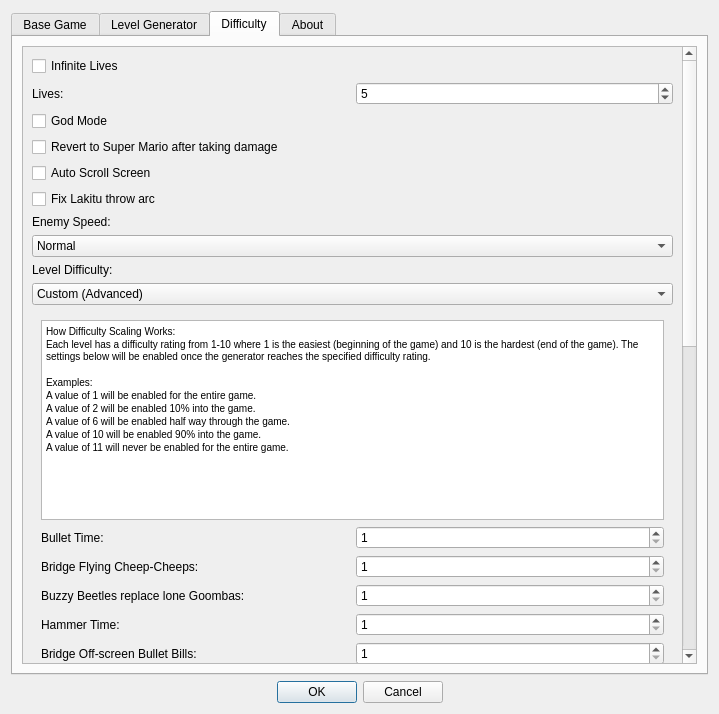
Qt form SMB1/SMB1_Compliance_To_SMB1/Configure_Settings_Form.ui (Coolcord/Level-Headed) before a commit.
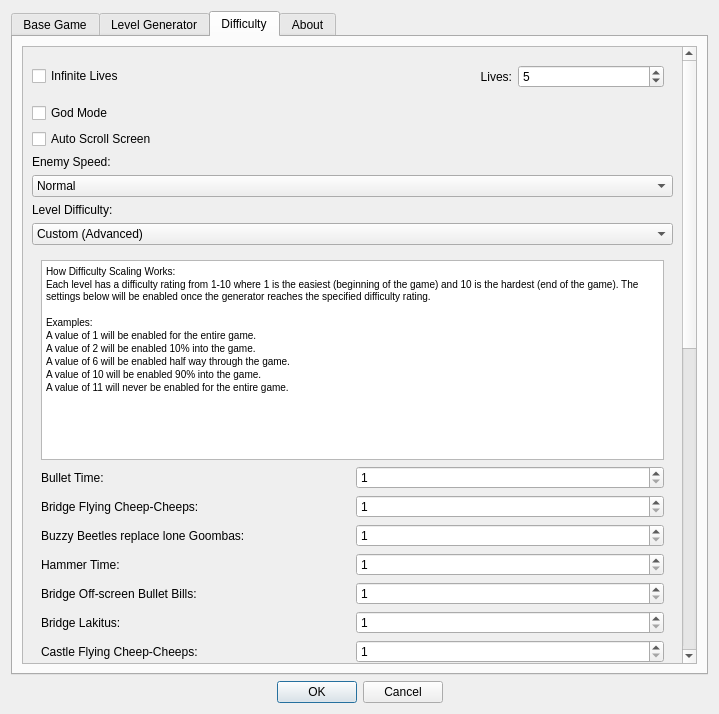
The same form after that commit. The open tabs and pages were chosen to show the change.

Commit message: Added some old settings into the difficulty

Patch:
```diff
--- a/SMB1/SMB1_Compliance_To_SMB1/Configure_Settings_Form.ui
+++ b/SMB1/SMB1_Compliance_To_SMB1/Configure_Settings_Form.ui
@@ -609,12 +609,15 @@
             <x>0</x>
             <y>0</y>
             <width>652</width>
-            <height>1460</height>
+            <height>1431</height>
            </rect>
           </property>
           <layout class="QVBoxLayout" name="verticalLayout_3">
            <item>
-            <layout class="QVBoxLayout" name="layoutLives">
+            <layout class="QHBoxLayout" name="layoutLives">
+             <property name="sizeConstraint">
+              <enum>QLayout::SetDefaultConstraint</enum>
+             </property>
              <item>
               <widget class="QCheckBox" name="cbInfiniteLives">
                <property name="text">
@@ -623,12 +626,19 @@
               </widget>
              </item>
              <item>
+              <widget class="QWidget" name="layoutNumLivesWidget" native="true">
               <layout class="QHBoxLayout" name="layoutNumLives">
+                <property name="sizeConstraint">
+                 <enum>QLayout::SetDefaultConstraint</enum>
+                </property>
                <item>
                 <widget class="QLabel" name="lblLives">
                  <property name="text">
                   <string>Lives:</string>
                  </property>
+                  <property name="alignment">
+                   <set>Qt::AlignRight|Qt::AlignTrailing|Qt::AlignVCenter</set>
+                  </property>
                 </widget>
                </item>
                <item>
@@ -645,6 +655,7 @@
                 </widget>
                </item>
               </layout>
+              </widget>
              </item>
             </layout>
            </item>
@@ -661,19 +672,6 @@
              </property>
             </widget>
            </item>
-           <item>
-            <widget class="QCheckBox" name="cbRevertToSuperMario">
-             <property name="toolTip">
-              <string>May cause issues with some music</string>
-             </property>
-             <property name="text">
-              <string>Revert to Super Mario after taking damage</string>
-             </property>
-             <property name="tristate">
-              <bool>true</bool>
-             </property>
-            </widget>
-           </item>
            <item>
             <widget class="QCheckBox" name="cbAutoscroll">
              <property name="text">
@@ -684,16 +682,6 @@
              </property>
             </widget>
            </item>
-           <item>
-            <widget class="QCheckBox" name="cbLakituThrowArc">
-             <property name="text">
-              <string>Fix Lakitu throw arc</string>
-             </property>
-             <property name="tristate">
-              <bool>true</bool>
-             </property>
-            </widget>
-           </item>
            <item>
             <layout class="QVBoxLayout" name="layoutEnemySpeed">
              <item>
@@ -1366,6 +1354,16 @@
                 </item>
                </layout>
               </item>
+              <item>
+               <widget class="QCheckBox" name="cbLakituThrowArc">
+                <property name="text">
+                 <string>Fix Lakitu throw arc</string>
+                </property>
+                <property name="tristate">
+                 <bool>false</bool>
+                </property>
+               </widget>
+              </item>
               <item>
                <widget class="QCheckBox" name="cbDisableAllOtherEnemiesWhenALakituSpawns">
                 <property name="text">
@@ -1452,6 +1450,19 @@
                 </item>
                </layout>
               </item>
+              <item>
+               <widget class="QCheckBox" name="cbRevertToSuperMario">
+                <property name="toolTip">
+                 <string/>
+                </property>
+                <property name="text">
+                 <string>Revert to Super Mario after taking damage</string>
+                </property>
+                <property name="tristate">
+                 <bool>true</bool>
+                </property>
+               </widget>
+              </item>
               <item>
                <spacer name="verticalSpacer_28">
                 <property name="orientation">
```
Left out of the diff: 4 changed lines with no effect on the pictures. Lines whose indentation alone changed are shown as unchanged. The commit also changes 7 other files.
